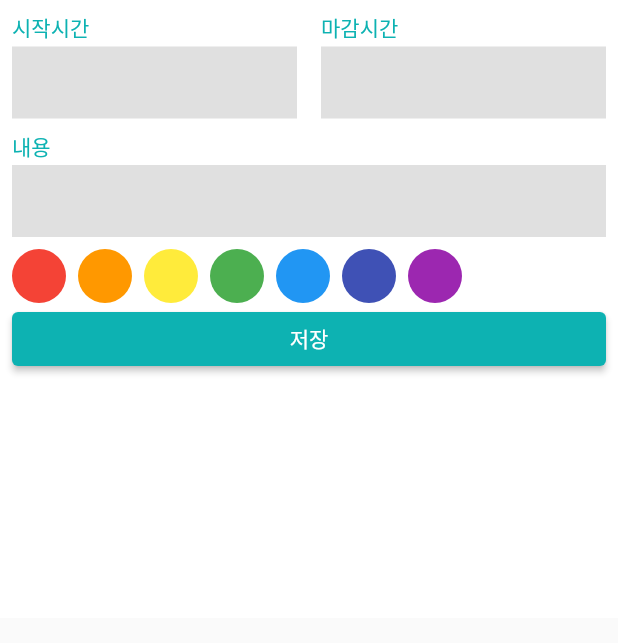
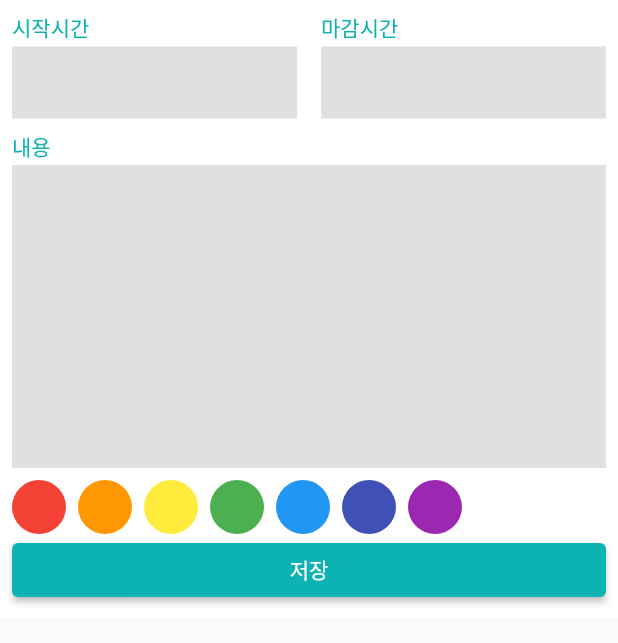
Before and after one commit to emmet-lv99/study_calendar_scheduler, a Flutter app: the ScheduleBottomSheet widget shown alone on an empty page, opened directly, on a phone screen of 412 x 824 dp. Shown: the top 643 px of the screen. Run offline on Flutter 3.47's test engine with Material 2 defaults, Android fonts, the phone set to English and light mode, and no system bars; our stand-ins replace table_calendar.

Commit message:
add text field design

```diff
--- a/lib/component/custom_text_field.dart
+++ b/lib/component/custom_text_field.dart
@@ -1,9 +1,12 @@
 import 'package:calendar_scheduler/const/colors.dart';
 import 'package:flutter/material.dart';
+import 'package:flutter/services.dart';
 
 class CustomTextField extends StatelessWidget {
   final String label;
-  const CustomTextField({required this.label, Key? key}) : super(key: key);
+  final bool isTime;
+  const CustomTextField({required this.label, required this.isTime, Key? key})
+      : super(key: key);
 
   @override
   Widget build(BuildContext context) {
@@ -19,15 +22,31 @@ class CustomTextField extends StatelessWidget {
         SizedBox(
           height: 2,
         ),
-        TextField(
-          cursorColor: PRIMARY_COLOR,
-          decoration: InputDecoration(
-            border: InputBorder.none,
-            filled: true,
-            fillColor: Colors.grey[300],
+        if (isTime) renderTextField(),
+        if (!isTime)
+          Expanded(
+            child: renderTextField(),
           ),
-        ),
       ],
     );
   }
+
+  Widget renderTextField() {
+    return TextField(
+      cursorColor: PRIMARY_COLOR,
+      keyboardType: isTime ? TextInputType.number : TextInputType.multiline,
+      maxLines: isTime ? 1 : null,
+      expands: !isTime,
+      inputFormatters: isTime
+          ? [
+              FilteringTextInputFormatter.digitsOnly,
+            ]
+          : [],
+      decoration: InputDecoration(
+        border: InputBorder.none,
+        filled: true,
+        fillColor: Colors.grey[300],
+      ),
+    );
+  }
 }
--- a/lib/component/schedule_bottom_sheet.dart
+++ b/lib/component/schedule_bottom_sheet.dart
@@ -8,7 +8,12 @@ class ScheduleBottomSheet extends StatelessWidget {
   @override
   Widget build(BuildContext context) {
     final bottomInsets = MediaQuery.of(context).viewInsets.bottom;
-    return Container(
+    return SafeArea(
+      child: GestureDetector(
+        onTap: () {
+          FocusScope.of(context).requestFocus(FocusNode());
+        },
+        child: Container(
           color: Colors.white,
           height: MediaQuery.of(context).size.height / 2 + bottomInsets,
           child: Padding(
@@ -22,13 +27,17 @@ class ScheduleBottomSheet extends StatelessWidget {
                   SizedBox(
                     height: 8,
                   ),
-              CustomTextField(label: '내용'),
+                  Expanded(
+                    child: CustomTextField(isTime: false, label: '내용'),
+                  ),
                   SizedBox(
                     height: 8,
                   ),
                   _ColorPicker(),
                   _SaveButton(),
                 ],
+              ),
+            ),
           ),
         ),
       ),
@@ -45,6 +54,7 @@ class _Time extends StatelessWidget {
       children: [
         Expanded(
           child: CustomTextField(
+            isTime: true,
             label: '시작시간',
           ),
         ),
@@ -53,6 +63,7 @@ class _Time extends StatelessWidget {
         ),
         Expanded(
           child: CustomTextField(
+            isTime: true,
             label: '마감시간',
           ),
         ),
```
Lines whose indentation alone changed are shown as unchanged.
